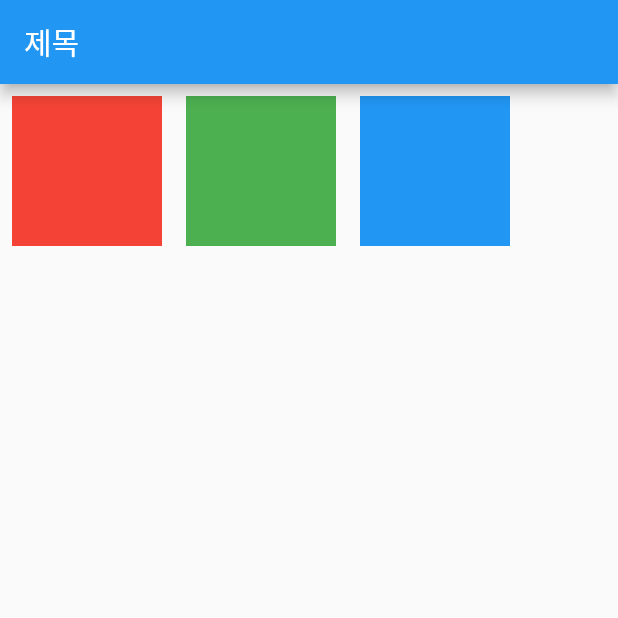
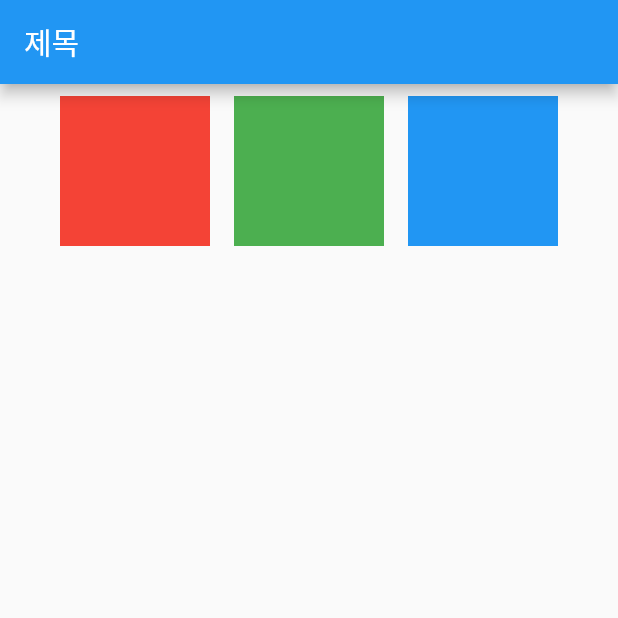
Before and after one commit to ahngo13/layoutApp, a Flutter app: the screen it shows after launch, on a phone screen of 412 x 824 dp, the top half of it. Run offline on Flutter 3.47's test engine with Material 2 defaults, Android fonts, the phone set to English and light mode, and no system bars.

Commit message:
example alignment

```diff
--- a/lib/main.dart
+++ b/lib/main.dart
@@ -27,6 +27,9 @@ class MyHomePage extends StatelessWidget {
       ),
       body:
       Row(
+        mainAxisSize: MainAxisSize.max, //가로로 꽉 채우기
+        mainAxisAlignment: MainAxisAlignment.center, //가로방향으로 가운데 정렬하기
+        crossAxisAlignment: CrossAxisAlignment.center, // 세로방향으로 가운데 정렬하기
         children: <Widget>[
           Container(
             color: Colors.red,
```
